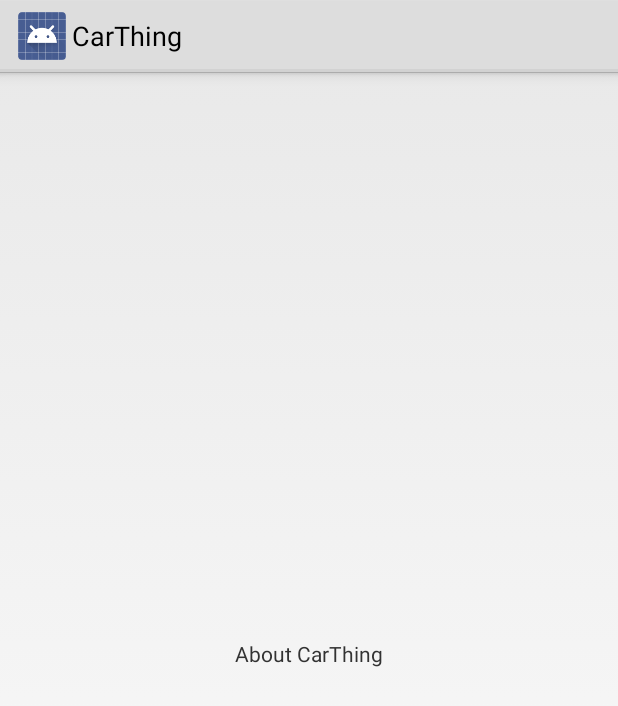
After one commit to WaqasAzamKml/ArduinoPlusBLE, an Android app: the AboutActivity screen opened directly, with no data from a screen before it, on a phone screen of 412 x 824 dp. The commit adds this screen. Shown: the top 706 px of the screen. Run offline under Robolectric (Android 15) with nearby library versions, the phone set to English and light mode, and no system bars.

Commit message:
Added AboutActivity in the application.

```diff
--- /dev/null
+++ b/Application/src/main/java/net/itempire/carthing/AboutActivity.java
@@ -0,0 +1,13 @@
+package net.itempire.carthing;
+
+import android.app.Activity;
+import android.os.Bundle;
+
+public class AboutActivity extends Activity {
+
+    @Override
+    protected void onCreate(Bundle savedInstanceState) {
+        super.onCreate(savedInstanceState);
+        setContentView(R.layout.activity_about);
+    }
+}
--- /dev/null
+++ b/Application/src/main/res/layout/activity_about.xml
@@ -0,0 +1,16 @@
+<?xml version="1.0" encoding="utf-8"?>
+<RelativeLayout xmlns:android="http://schemas.android.com/apk/res/android"
+    android:id="@+id/activity_about"
+    android:layout_width="match_parent"
+    android:layout_height="match_parent"
+    android:paddingBottom="@dimen/activity_vertical_margin"
+    android:paddingLeft="@dimen/activity_horizontal_margin"
+    android:paddingRight="@dimen/activity_horizontal_margin"
+    android:paddingTop="@dimen/activity_vertical_margin">
+    <TextView
+        android:layout_width="match_parent"
+        android:layout_height="match_parent"
+        android:text="About CarThing"
+        android:gravity="center"/>
+
+</RelativeLayout>
--- /dev/null
+++ b/Application/src/main/res/values-w820dp/dimens.xml
@@ -0,0 +1,6 @@
+<resources>
+    <!-- Example customization of dimensions originally defined in res/values/dimens.xml
+         (such as screen margins) for screens with more than 820dp of available width. This
+         would include 7" and 10" devices in landscape (~960dp and ~1280dp respectively). -->
+    <dimen name="activity_horizontal_margin">64dp</dimen>
+</resources>
--- /dev/null
+++ b/Application/src/main/res/values/dimens.xml
@@ -0,0 +1,5 @@
+<resources>
+    <!-- Default screen margins, per the Android Design guidelines. -->
+    <dimen name="activity_horizontal_margin">16dp</dimen>
+    <dimen name="activity_vertical_margin">16dp</dimen>
+</resources>
```
Also changed, not shown: Application/build.gradle (+7 -7 lines), Application/src/main/AndroidManifest.xml (+25 -12 lines), Application/src/main/java/net/itempire/carthing/DeviceControlActivity.java (+10 -1 lines), Application/src/main/res/layout/button_control.xml (+9 -0 lines), 71 other files.
